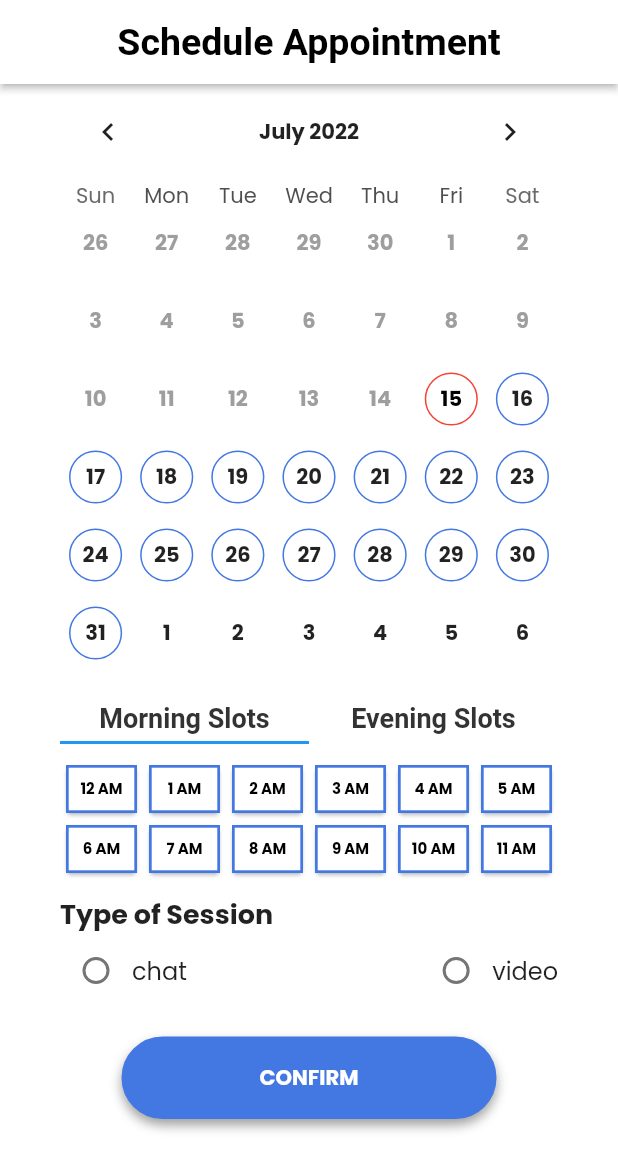
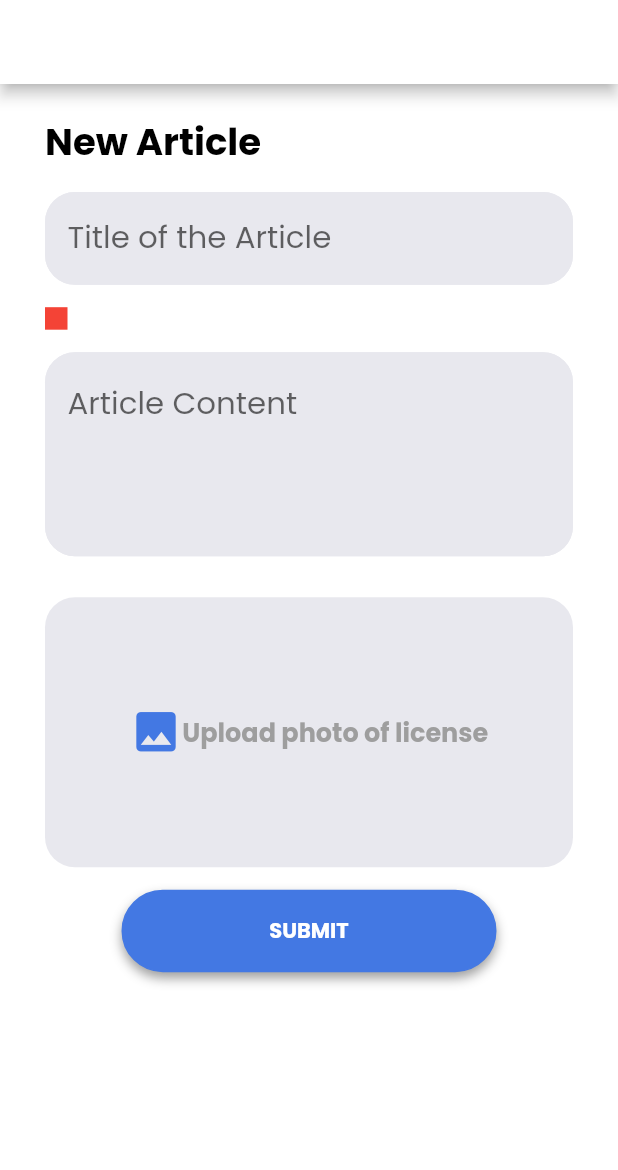
Before and after one commit to ziad500/Psychological-Rehabilitation-App, a Flutter app: the screen it shows after launch, on a phone screen of 412 x 824 dp. Shown: the top 1170 px of the screen. Run offline on Flutter 3.47's test engine with Material 2 defaults, Android fonts, the phone set to English and light mode, and no system bars; drawn by our look-alikes of table_calendar; our stand-ins replace bloc, conditional_builder_null_safety, curved_navigation_bar, device_preview, dio, dotted_border and 11 more; missing offline and left inert: jitsi_meet, multiselect; accounts and stored records are empty; network calls fail.

Commit message:
#changes

```diff
--- a/lib/layout/cubit/abb_states.dart
+++ b/lib/layout/cubit/abb_states.dart
@@ -7,6 +7,8 @@ class AppChangeBottomNav extends AppStates {}
 class ImagePickerProfileSuccess extends AppStates {}
 
 class ImagePickerLicenseSuccess extends AppStates {}
+
+class ImagePickerCoverArticleSuccess extends AppStates {}
 
 class AddToArticlesSuccess extends AppStates {}
 
@@ -27,3 +29,11 @@ class AppLoadingGetReviewState extends AppStates {}
 class AppSuccessGetReviewState extends AppStates {}
 
 class AppErrorGetReviewState extends AppStates {}
+
+class AppLoadingGetArticlesState extends AppStates {}
+
+class AppSuccessGetArticlesState extends AppStates {}
+
+class AppErrorGetArticlesState extends AppStates {}
+
+class categoryArticlevalueSuccessState extends AppStates {}
--- a/lib/layout/cubit/app_cubit.dart
+++ b/lib/layout/cubit/app_cubit.dart
@@ -6,8 +6,8 @@ import 'package:flutter_bloc/flutter_bloc.dart';
 import 'package:image_picker/image_picker.dart';
 import 'package:phsyo/constants.dart';
 import 'package:phsyo/layout/cubit/abb_states.dart';
-import 'package:phsyo/models/articlesModel/articles_model.dart';
 import 'package:phsyo/models/doctors_list/doctors_model.dart';
+import 'package:phsyo/models/get_article_model/get_article_model.dart';
 import 'package:phsyo/models/profileModel/profile_model.dart';
 import 'package:phsyo/models/reviewModel/review_model.dart';
 import 'package:phsyo/modules/appointments_screen/appointments_screen.dart';
@@ -17,6 +17,7 @@ import 'package:phsyo/modules/menu_screen/menu_screen.dart';
 import 'package:phsyo/shared/components/components.dart';
 import 'package:phsyo/shared/network/endpoint.dart';
 
+import '../../models/articlesModel/articles_model.dart';
 import '../../shared/network/dio_helper.dart';
 
 class AppCubit extends Cubit<AppStates> {
@@ -66,7 +67,7 @@ class AppCubit extends Cubit<AppStates> {
   File? profileImage;
   final ImagePicker picker = ImagePicker();
 
-  Future getImage(
+  Future getProfileImage(
     ImageSource source,
   ) async {
     final XFile? image = await picker.pickImage(source: source);
@@ -85,7 +86,6 @@ class AppCubit extends Cubit<AppStates> {
   }
  */
   File? licenseImage;
-
   Future getlicenseImage(
     ImageSource source,
   ) async {
@@ -97,50 +97,8 @@ class AppCubit extends Cubit<AppStates> {
     emit(ImagePickerLicenseSuccess());
   }
 
-  /* uploadimage(
-      {required String firstName,
-      required String lastName,
-      required String email,
-      required String password,
-      required String mobilePhone,
-      required String gender,
-      required String birthDate,
-      required String trustContact,
-      required String contactRelation,
-      required String medicalHistory,
-      required List<String> sessions}) async {
-    var formData = FormData.fromMap({
-      'profileImage': await MultipartFile.fromFile(licenseImage!.path),
-      'firstName': firstName,
-      'lastName': lastName,
-      'email': email,
-      'password': password,
-      'mobilePhone': mobilePhone,
-      'gender': gender,
-      'birthDate': birthDate,
-      'trustContact': trustContact,
-      'contactRelation': contactRelation,
-      'medicalHistory': medicalHistory,
-      'sessions': sessions
-    });
-    var response = await DioHelper.postData(url: LOGIN, data: formData);
-  } */
-
-  /* uploadimagee() async {
-    var formData = FormData.fromMap(
-        {'image': await MultipartFile.fromFile(licenseImage!.path)});
-    var response = await DioHelper.dio.post('', data: formData);
-  }
- */
-  /*  void getNamelicenseImage(String key) {
-    if (licenseImage == null) return;
-    //String base64 = base64Encode(licenseImage!.readAsBytesSync());
-    String imageName = licenseImage!.path.split('/').last;
-    CasheHelper.saveData(key: key, value: imageName);
-  }
- */
-  List<ArticlesModel> articles = [
-    ArticlesModel(
+  List<ArticlesssModel> articles = [
+    ArticlesssModel(
         name: 'Ziad Elblidy',
         category: '',
         title: 'testt new article',
@@ -148,7 +106,7 @@ class AppCubit extends Cubit<AppStates> {
             'testt new article testt new articletestt new articletestt new articletestt new articletestt new articletestt new articletestt new articletestt new articletestt new articletestt new articletestt new articletestt new articletestt new articletestt new articletestt new articletestt new articletestt new articletestt new article',
         date: DateTime.now().toString())
   ];
-  ArticlesModel? articlesmodel;
+  /* ArticlesModel? articlesmodel;
   void addToArticles({
     required String name,
     required String category,
@@ -162,7 +120,7 @@ class AppCubit extends Cubit<AppStates> {
         article: article,
         date: DateTime.now().toString()));
     emit(AddToArticlesSuccess());
-  }
+  } */
 
   //List<DoctorsModel> doctors = [];
   DoctorsModel? doctorsModel;
@@ -193,4 +151,38 @@ class AppCubit extends Cubit<AppStates> {
       emit(AppErrorGetReviewState());
     });
   }
+
+  ArticlesModel? articlesModel;
+  void getArticles() {
+    emit(AppLoadingGetArticlesState());
+    DioHelper.getData(url: ARTICLES).then((value) {
+      articlesModel = ArticlesModel.fromjson(value.data);
+      print(articlesModel?.articles[0].doctor?.name);
+      // print('comment is ${reviewModel?.reviews[0].comment}');
+      emit(AppSuccessGetArticlesState());
+    }).catchError((error) {
+      if (error is DioError) {
+        print('error is ${error.response?.data}');
+      }
+      emit(AppErrorGetArticlesState());
+    });
+  }
+
+  File? coverArticleImage;
+  Future getCoverArticleImage(
+    ImageSource source,
+  ) async {
+    final XFile? image = await picker.pickImage(source: source);
+    if (image == null) {
+      return;
+    }
+    coverArticleImage = File(image.path);
+    emit(ImagePickerCoverArticleSuccess());
+  }
+
+  String categoryArticlevalue = '';
+  void changeCategoryArticleValue(value) {
+    categoryArticlevalue = value;
+    emit(categoryArticlevalueSuccessState());
+  }
 }
--- a/lib/layout/layout.dart
+++ b/lib/layout/layout.dart
@@ -22,7 +22,7 @@ class Applayout extends StatelessWidget {
               backgroundColor: Colors.white,
               elevation: 6.0,
               centerTitle: true,
-              leading: Padding(
+              /*   leading: Padding(
                 padding: const EdgeInsets.all(10.0),
                 child: CircleAvatar(
                   child: ClipRRect(
@@ -30,7 +30,7 @@ class Applayout extends StatelessWidget {
                       child: Image.network(
                           "https://scontent.fcai22-1.fna.fbcdn.net/v/t1.6435-9/119635227_2753084281647593_5838415930791994978_n.jpg?_nc_cat=103&ccb=1-7&_nc_sid=174925&_nc_ohc=tqF-NeJqlL4AX-g4naq&tn=Z5IcDg5zDufeQZq7&_nc_ht=scontent.fcai22-1.fna&oh=00_AT_s-HYkc3whc6kyCLsImEOT7Qbtikh_3ZYgySKqT5S13g&oe=62CC9ACD")),
                 ),
-              ),
+              ), */
               title: doctor == true
                   ? cubit.titleDoctorScreens[cubit.currentIndex]
                   : cubit.titleScreen[cubit.currentIndex]),
--- a/lib/main.dart
+++ b/lib/main.dart
@@ -1,12 +1,13 @@
 import 'package:flutter/material.dart';
 import 'package:flutter_bloc/flutter_bloc.dart';
 import 'package:phsyo/constants.dart';
-import 'package:phsyo/jisti.dart';
 import 'package:phsyo/layout/Doctor_cubit/cubit/app_cubit.dart';
 import 'package:phsyo/layout/cubit/abb_states.dart';
 import 'package:phsyo/layout/cubit/app_cubit.dart';
 import 'package:phsyo/layout/layout.dart';
 import 'package:phsyo/modules/appoint_screen/appoint_screen.dart';
+import 'package:phsyo/modules/blogs_screen/add_blogs_screen.dart';
+import 'package:phsyo/modules/blogs_screen/blogs_details_screen.dart';
 import 'package:phsyo/modules/edite_profile/edite_profile_screen.dart';
 
 import 'package:phsyo/modules/login_screen/login_cubit.dart';
@@ -74,7 +75,7 @@ class MyApp extends StatelessWidget {
           BlocProvider(
             create: (context) => AppCubit()
               ..getDoctorsData()
-              ..getReviews('62aa4c0cb50fe2e26c3108dd'),
+              ..getArticles(),
           ),
           BlocProvider(
             create: (context) => LoginCubit(),
@@ -114,7 +115,7 @@ class MyApp extends StatelessWidget {
                     ),
                   ),
                   debugShowCheckedModeBanner: false,
-                  home: AppointScreen()
+                  home: AddBlogsScreen()
                   /*     doctorRegister3(
                     /*  Gender: '',
                     LicExpiryDate: '',
--- a/lib/models/articlesModel/articles_model.dart
+++ b/lib/models/articlesModel/articles_model.dart
@@ -1,11 +1,11 @@
-class ArticlesModel {
+class ArticlesssModel {
   final String name;
   final String title;
   final String category;
   final String article;
   final String date;
 
-  ArticlesModel(
+  ArticlesssModel(
       {required this.name,
       required this.category,
       required this.title,
--- /dev/null
+++ b/lib/modules/blogs_screen/add_blogs_screen.dart
@@ -0,0 +1,192 @@
+import 'package:flutter/material.dart';
+import 'package:flutter/src/foundation/key.dart';
+import 'package:flutter/src/widgets/framework.dart';
+import 'package:image_picker/image_picker.dart';
+import 'package:phsyo/shared/components/components.dart';
+import 'package:phsyo/styles/colors.dart';
+import 'package:sizer/sizer.dart';
+
+import '../../layout/cubit/app_cubit.dart';
+
+class AddBlogsScreen extends StatelessWidget {
+  AddBlogsScreen({Key? key}) : super(key: key);
+
+  var titleController = TextEditingController();
+
+  var categoryController = TextEditingController();
+
+  var formKey = GlobalKey<FormState>();
+
+  var contentController = TextEditingController();
+
+  var contactRelationController = TextEditingController();
+
+  @override
+  Widget build(BuildContext context) {
+    return Scaffold(
+      appBar: AppBar(),
+      body: Padding(
+        padding: const EdgeInsets.symmetric(horizontal: 30, vertical: 20),
+        child: SingleChildScrollView(
+          child: Form(
+            key: formKey,
+            child: Column(
+              crossAxisAlignment: CrossAxisAlignment.start,
+              children: [
+                Text(
+                  'New Article',
+                  style: TextStyle(
+                      color: Color(0xff000000),
+                      fontSize: 3.h,
+                      fontWeight: FontWeight.bold),
+                ),
+                const SizedBox(
+                  height: 15,
+                ),
+                defaultFormField(context,
+                    controller: titleController,
+                    hint: 'Title of the Article',
+                    type: TextInputType.text, validate: (value) {
+                  if (value!.isEmpty) {
+                    return "title must not be Empty";
+                  }
+                }),
+                const SizedBox(
+                  height: 15,
+                ),
+                InkWell(
+                    onTap: () {
+                      showModalBottomSheet(
+                          context: context,
+                          builder: (context) => Card(
+                                child: Container(
+                                  decoration: const BoxDecoration(
+                                    color: Color(0xffE8E8EE),
+                                    borderRadius:
+                                        BorderRadius.all(Radius.circular(20.0)),
+                                  ),
+                                  child: Column(
+                                    children: [
+                                      buildRadioBig('Therapy', context),
+                                      buildRadioBig('Yoga', context),
+                                      buildRadioBig('Life Coach', context),
+                                      buildRadioBig('Nutrition', context),
+                                    ],
+                                  ),
+                                ),
+                              ));
+                    },
+                    child: Container(
+                      width: 15,
+                      height: 15,
+                      color: Colors.red,
+                    )),
+                const SizedBox(
+                  height: 15,
+                ),
+                defaultFormField(context,
+                    controller: contentController,
+                    hint: 'Article Content',
+                    maxlines: 5,
+                    height: 18,
+                    type: TextInputType.text, validate: (value) {
+                  if (value!.isEmpty) {
+                    return "content must not be Empty";
+                  }
+                }),
+                const SizedBox(
+                  height: 15,
+                ),
+                InkWell(
+                  onTap: () {
+                    showModalBottomSheet(
+                      context: context,
+                      builder: (context) => bottomSheet(
+                        camera: () => AppCubit.get(context)
+                            .getCoverArticleImage(ImageSource.camera),
+                        gallery: () => AppCubit.get(context)
+                            .getCoverArticleImage(ImageSource.gallery),
+                      ),
+                    );
+                  },
+                  child: Container(
+                      width: double.infinity,
+                      height: 180,
+                      decoration: const BoxDecoration(
+                        color: Color(0xffE8E8EE),
+                        borderRadius: BorderRadius.all(Radius.circular(20.0)),
+                      ),
+                      child: AppCubit.get(context).coverArticleImage == null
+                          ? FittedBox(
+                              fit: BoxFit.scaleDown,
+                              child: Row(
+                                children: const [
+                                  Icon(
+                                    Icons.image,
+                                    color: defaultColor,
+                                    size: 35,
+                                  ),
+                                  Text(
+                                    'Upload photo of license',
+                                    style: TextStyle(
+                                        color: Colors.grey,
+                                        fontSize: 17,
+                                        fontWeight: FontWeight.bold),
+                                  )
+                                ],
+                              ),
+                            )
+                          : Padding(
+                              padding: const EdgeInsets.all(10.0),
+                              child: Container(
+                                width: double.infinity,
+                                decoration: BoxDecoration(
+                                    image: DecorationImage(
+                                        image: Image.file(
+                                  AppCubit.get(context).coverArticleImage!,
+                                  fit: BoxFit.cover,
+                                ).image)),
+                              ),
+                            )),
+                ),
+                const SizedBox(
+                  height: 15,
+                ),
+                Row(
+                  mainAxisAlignment: MainAxisAlignment.center,
+                  children: [
+                    defaultButton(
+                        function: () {
+                          if (formKey.currentState!.validate()) {}
+                        },
+                        text: 'submit'),
+                  ],
+                )
+              ],
+            ),
+          ),
+        ),
+      ),
+    );
+  }
+
+  Widget buildRadioBig(String value, context) {
+    return Row(
+      children: [
+        Radio(
+            value: value,
+            groupValue: AppCubit.get(context).categoryArticlevalue,
+            onChanged: (value) {
+              AppCubit.get(context).changeCategoryArticleValue(value);
+            }),
+        FittedBox(
+          fit: BoxFit.scaleDown,
+          child: Text(
+            value,
+            style: const TextStyle(fontSize: 16),
+          ),
+        )
+      ],
+    );
+  }
+}
--- a/lib/modules/home_screen.dart/home_screen.dart
+++ b/lib/modules/home_screen.dart/home_screen.dart
@@ -145,6 +145,7 @@ class HomeScreen extends StatelessWidget {
                               ),
                               child: AppCubit.get(context).doctorsModel != null
                                   ? ListView.separated(
+                                      reverse: true,
                                       scrollDirection: Axis.vertical,
                                       shrinkWrap: true,
                                       physics: const ScrollPhysics(),
--- a/lib/jisti.dart
+++ b/lib/modules/jitsi_screen/jisti.dart
@@ -44,7 +44,7 @@ class _MeetingState extends State<Meeting> {
         onConferenceJoined: _onConferenceJoined,
         onConferenceTerminated: _onConferenceTerminated,
         onError: _onError));
-    _joinMeeting();
+    // _joinMeeting();
   }
 
   @override
--- a/lib/modules/register/client registraion/client_register2.dart
+++ b/lib/modules/register/client registraion/client_register2.dart
@@ -225,6 +225,7 @@ class _clientRegister2State extends State<clientRegister2> {
                           context,
                           hint: 'Medical History',
                           maxlines: 4,
+                          height: 15,
                           controller: mediacalHistoryController,
                           type: TextInputType.text,
                           validate: (value) {
--- a/lib/shared/network/endpoint.dart
+++ b/lib/shared/network/endpoint.dart
@@ -3,3 +3,4 @@ const LOGIN = 'auth/login';
 const LOGINDOCTOR = 'auth/login';
 const REGISTER_DOCTOR = 'auth/signup/Doctor';
 const GETDOCTORS = 'doctors';
+const ARTICLES = 'articles';
```
Also changed, not shown: lib/models/get_article_model/get_article_model.dart (added, +78 -0 lines), lib/modules/appointments_screen/appointments_screen.dart (+4 -4 lines), lib/modules/blogs_screen/blogs_details_screen.dart (added, +55 -0 lines), lib/modules/blogs_screen/blogs_screen.dart (+24 -15 lines), lib/test.dart (deleted, +0 -74 lines), pubspec.lock, 2 other files.
